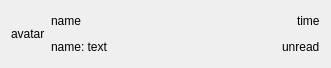
Before: the Qt Designer form chatwidget.ui in Augmeneco/AugBK-Messenger, drawn with Qt 5.
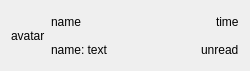
After: the same form once the commit is applied.

```diff
--- a/chatwidget.ui
+++ b/chatwidget.ui
@@ -6,16 +6,20 @@
    <rect>
     <x>0</x>
     <y>0</y>
-    <width>331</width>
-    <height>66</height>
+    <width>250</width>
+    <height>71</height>
    </rect>
   </property>
   <property name="windowTitle">
    <string>Form</string>
   </property>
-  <layout class="QVBoxLayout" name="verticalLayout_5">
-   <item>
-    <layout class="QHBoxLayout" name="mainLayout">
+  <property name="autoFillBackground">
+   <bool>false</bool>
+  </property>
+  <property name="styleSheet">
+   <string notr="true"/>
+  </property>
+  <layout class="QHBoxLayout" name="horizontalLayout">
      <item>
       <widget class="QLabel" name="image">
        <property name="text">
@@ -84,8 +88,6 @@
             <string>unread</string>
            </property>
           </widget>
-         </item>
-        </layout>
        </item>
       </layout>
      </item>
```
Lines whose indentation alone changed are shown as unchanged.
